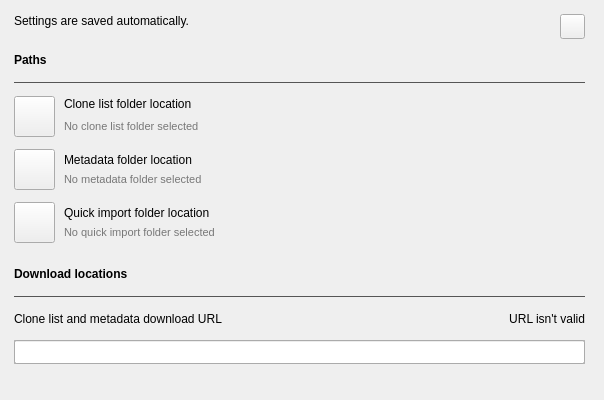
Before: the Qt Designer form qt_source/retool-settings.ui in unexpectedpanda/retool, drawn with Qt 5.
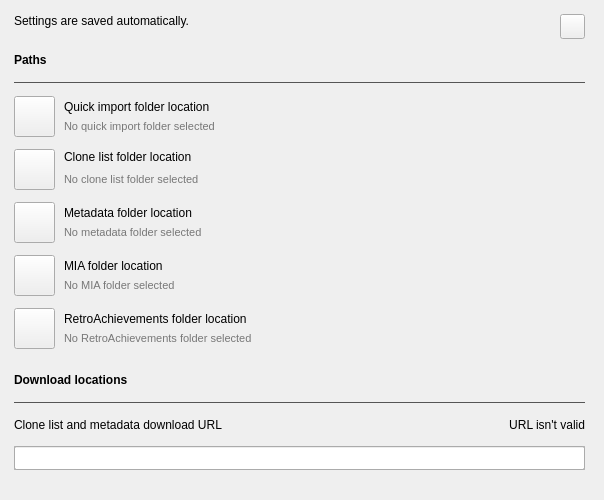
After: the same form once the commit is applied. Icons and pictures are not drawn. Custom widgets are drawn as their Qt base class.

What changed in the file:
```diff
--- a/qt_source/retool-settings.ui
+++ b/qt_source/retool-settings.ui
@@ -7,7 +7,7 @@
     <x>0</x>
     <y>0</y>
     <width>604</width>
-    <height>400</height>
+    <height>500</height>
    </rect>
   </property>
   <property name="sizePolicy">
@@ -19,13 +19,13 @@
   <property name="minimumSize">
    <size>
     <width>604</width>
-    <height>400</height>
+    <height>500</height>
    </size>
   </property>
   <property name="maximumSize">
    <size>
     <width>604</width>
-    <height>400</height>
+    <height>500</height>
    </size>
   </property>
   <property name="windowTitle">
@@ -43,12 +43,12 @@
      <x>-1</x>
      <y>-1</y>
      <width>601</width>
-     <height>471</height>
+     <height>486</height>
     </rect>
    </property>
    <layout class="QGridLayout" name="gridLayout">
     <property name="sizeConstraint">
-     <enum>QLayout::SetMinAndMaxSize</enum>
+     <enum>QLayout::SizeConstraint::SetMinAndMaxSize</enum>
     </property>
     <property name="leftMargin">
      <number>15</number>
@@ -65,177 +65,200 @@
     <property name="verticalSpacing">
      <number>12</number>
     </property>
-    <item row="8" column="0">
-     <widget class="Line" name="lineDownloadLocations">
-      <property name="palette">
-       <palette>
-        <active>
-         <colorrole role="WindowText">
-          <brush brushstyle="SolidPattern">
-           <color alpha="255">
-            <red>85</red>
-            <green>85</green>
-            <blue>85</blue>
-           </color>
-          </brush>
-         </colorrole>
-        </active>
-        <inactive>
-         <colorrole role="WindowText">
-          <brush brushstyle="SolidPattern">
-           <color alpha="255">
-            <red>85</red>
-            <green>85</green>
-            <blue>85</blue>
-           </color>
-          </brush>
-         </colorrole>
-        </inactive>
-        <disabled>
-         <colorrole role="WindowText">
-          <brush brushstyle="SolidPattern">
-           <color alpha="255">
-            <red>120</red>
-            <green>120</green>
-            <blue>120</blue>
-           </color>
-          </brush>
-         </colorrole>
-        </disabled>
-       </palette>
-      </property>
-      <property name="locale">
-       <locale language="English" country="UnitedStates"/>
-      </property>
-      <property name="frameShadow">
-       <enum>QFrame::Plain</enum>
-      </property>
-      <property name="orientation">
-       <enum>Qt::Horizontal</enum>
-      </property>
-     </widget>
-    </item>
-    <item row="0" column="0">
-     <widget class="QFrame" name="frameResetButton">
+    <item row="5" column="0">
+     <widget class="QFrame" name="frameMetadataLocation">
       <property name="minimumSize">
        <size>
         <width>0</width>
-        <height>25</height>
+        <height>41</height>
        </size>
       </property>
       <property name="maximumSize">
        <size>
         <width>16777215</width>
-        <height>25</height>
+        <height>41</height>
        </size>
       </property>
       <property name="locale">
        <locale language="English" country="UnitedStates"/>
       </property>
       <property name="frameShape">
-       <enum>QFrame::NoFrame</enum>
+       <enum>QFrame::Shape::NoFrame</enum>
       </property>
       <property name="frameShadow">
-       <enum>QFrame::Plain</enum>
+       <enum>QFrame::Shadow::Plain</enum>
       </property>
-      <widget class="QPushButton" name="pushButtonReset">
+      <property name="lineWidth">
+       <number>0</number>
+      </property>
+      <widget class="QPushButton" name="buttonChooseMetadataLocation">
        <property name="geometry">
         <rect>
-         <x>546</x>
+         <x>0</x>
          <y>0</y>
-         <width>25</width>
-         <height>25</height>
+         <width>41</width>
+         <height>41</height>
         </rect>
        </property>
-       <property name="sizePolicy">
-        <sizepolicy hsizetype="Fixed" vsizetype="Preferred">
-         <horstretch>0</horstretch>
-         <verstretch>0</verstretch>
-        </sizepolicy>
-       </property>
-       <property name="minimumSize">
-        <size>
-         <width>25</width>
-         <height>25</height>
-        </size>
-       </property>
-       <property name="maximumSize">
-        <size>
-         <width>25</width>
-         <height>25</height>
-        </size>
+       <property name="font">
+        <font>
+         <family>Segoe UI</family>
+         <pointsize>10</pointsize>
+        </font>
        </property>
        <property name="toolTip">
-        <string>Reset all settings to default</string>
-       </property>
-       <property name="layoutDirection">
-        <enum>Qt::LeftToRight</enum>
+        <string>Choose where the metadata folder is located</string>
        </property>
        <property name="text">
         <string/>
        </property>
        <property name="icon">
         <iconset resource="resources.qrc">
-         <normaloff>:/retoolFiles/images/icons8-restart-80.png</normaloff>:/retoolFiles/images/icons8-restart-80.png</iconset>
+         <normaloff>:/retoolFiles/images/icons8-live-folder-80.png</normaloff>:/retoolFiles/images/icons8-live-folder-80.png</iconset>
+       </property>
+       <property name="iconSize">
+        <size>
+         <width>32</width>
+         <height>32</height>
+        </size>
        </property>
        <property name="autoDefault">
         <bool>false</bool>
        </property>
       </widget>
-      <widget class="QLabel" name="labelSettingsSaved">
+      <widget class="QLabel" name="labelSelectMetadataLocation">
        <property name="geometry">
         <rect>
-         <x>0</x>
+         <x>50</x>
          <y>0</y>
-         <width>381</width>
-         <height>18</height>
+         <width>531</width>
+         <height>22</height>
         </rect>
        </property>
-       <property name="minimumSize">
-        <size>
-         <width>0</width>
-         <height>18</height>
-        </size>
-       </property>
-       <property name="maximumSize">
-        <size>
-         <width>16777215</width>
-         <height>18</height>
-        </size>
-       </property>
        <property name="font">
         <font>
          <family>Segoe UI</family>
+         <bold>false</bold>
         </font>
        </property>
+       <property name="locale">
+        <locale language="English" country="UnitedStates"/>
+       </property>
        <property name="text">
-        <string>&lt;html&gt;&lt;head/&gt;&lt;body&gt;&lt;p&gt;Settings are saved automatically.&lt;/p&gt;&lt;/body&gt;&lt;/html&gt;</string>
+        <string>Metadata folder location</string>
        </property>
-       <property name="scaledContents">
-        <bool>false</bool>
+      </widget>
+      <widget class="ElisionLabel" name="labelMetadataLocation">
+       <property name="geometry">
+        <rect>
+         <x>50</x>
+         <y>20</y>
+         <width>531</width>
+         <height>20</height>
+        </rect>
        </property>
-       <property name="alignment">
-        <set>Qt::AlignLeading|Qt::AlignLeft|Qt::AlignTop</set>
+       <property name="palette">
+        <palette>
+         <active>
+          <colorrole role="WindowText">
+           <brush brushstyle="SolidPattern">
+            <color alpha="255">
+             <red>119</red>
+             <green>119</green>
+             <blue>119</blue>
+            </color>
+           </brush>
+          </colorrole>
+          <colorrole role="Text">
+           <brush brushstyle="SolidPattern">
+            <color alpha="255">
+             <red>0</red>
+             <green>0</green>
+             <blue>0</blue>
+            </color>
+           </brush>
+          </colorrole>
+         </active>
+         <inactive>
+          <colorrole role="WindowText">
+           <brush brushstyle="SolidPattern">
+            <color alpha="255">
+             <red>119</red>
+             <green>119</green>
+             <blue>119</blue>
+            </color>
+           </brush>
+          </colorrole>
+          <colorrole role="Text">
+           <brush brushstyle="SolidPattern">
+            <color alpha="255">
+             <red>0</red>
+             <green>0</green>
+             <blue>0</blue>
+            </color>
+           </brush>
+          </colorrole>
+         </inactive>
+         <disabled>
+          <colorrole role="WindowText">
+           <brush brushstyle="SolidPattern">
+            <color alpha="255">
+             <red>120</red>
+             <green>120</green>
+             <blue>120</blue>
+            </color>
+           </brush>
+          </colorrole>
+          <colorrole role="Text">
+           <brush brushstyle="SolidPattern">
+            <color alpha="255">
+             <red>120</red>
+             <green>120</green>
+             <blue>120</blue>
+            </color>
+           </brush>
+          </colorrole>
+         </disabled>
+        </palette>
        </property>
-       <property name="wordWrap">
-        <bool>true</bool>
+       <property name="font">
+        <font>
+         <family>Segoe UI</family>
+         <pointsize>8</pointsize>
+        </font>
        </property>
-       <property name="openExternalLinks">
-        <bool>true</bool>
+       <property name="locale">
+        <locale language="English" country="UnitedStates"/>
        </property>
-       <property name="textInteractionFlags">
-        <set>Qt::LinksAccessibleByKeyboard|Qt::LinksAccessibleByMouse</set>
+       <property name="text">
+        <string>No metadata folder selected</string>
        </property>
       </widget>
      </widget>
     </item>
     <item row="10" column="0">
+     <spacer name="verticalSpacer">
+      <property name="orientation">
+       <enum>Qt::Orientation::Vertical</enum>
+      </property>
+      <property name="sizeType">
+       <enum>QSizePolicy::Policy::Fixed</enum>
+      </property>
+      <property name="sizeHint" stdset="0">
+       <size>
+        <width>20</width>
+        <height>10</height>
+       </size>
+      </property>
+     </spacer>
+    </item>
+    <item row="14" column="0">
      <layout class="QHBoxLayout" name="horizontalLayout">
       <property name="spacing">
        <number>0</number>
       </property>
       <property name="sizeConstraint">
-       <enum>QLayout::SetDefaultConstraint</enum>
+       <enum>QLayout::SizeConstraint::SetDefaultConstraint</enum>
       </property>
       <item>
        <widget class="QLabel" name="labelCloneListMetadataDownloadURL">
@@ -323,79 +346,265 @@
          <string>URL isn't valid</string>
         </property>
         <property name="alignment">
-         <set>Qt::AlignRight|Qt::AlignTrailing|Qt::AlignVCenter</set>
+         <set>Qt::AlignmentFlag::AlignRight|Qt::AlignmentFlag::AlignTrailing|Qt::AlignmentFlag::AlignVCenter</set>
         </property>
        </widget>
       </item>
      </layout>
     </item>
-    <item row="2" column="0">
-     <widget class="Line" name="linePaths">
-      <property name="palette">
-       <palette>
-        <active>
-         <colorrole role="WindowText">
-          <brush brushstyle="SolidPattern">
-           <color alpha="255">
-            <red>85</red>
-            <green>85</green>
-            <blue>85</blue>
-           </color>
-          </brush>
-         </colorrole>
-        </active>
-        <inactive>
-         <colorrole role="WindowText">
-          <brush brushstyle="SolidPattern">
-           <color alpha="255">
-            <red>85</red>
-            <green>85</green>
-            <blue>85</blue>
-           </color>
-          </brush>
-         </colorrole>
-        </inactive>
-        <disabled>
-         <colorrole role="WindowText">
-          <brush brushstyle="SolidPattern">
-           <color alpha="255">
-            <red>120</red>
-            <green>120</green>
-            <blue>120</blue>
-           </color>
-          </brush>
-         </colorrole>
-        </disabled>
-       </palette>
-      </property>
-      <property name="locale">
-       <locale language="English" country="UnitedStates"/>
-      </property>
-      <property name="frameShadow">
-       <enum>QFrame::Plain</enum>
-      </property>
-      <property name="orientation">
-       <enum>Qt::Horizontal</enum>
-      </property>
-     </widget>
-    </item>
-    <item row="6" column="0">
-     <spacer name="verticalSpacer">
-      <property name="orientation">
-       <enum>Qt::Vertical</enum>
-      </property>
-      <property name="sizeType">
-       <enum>QSizePolicy::Fixed</enum>
-      </property>
-      <property name="sizeHint" stdset="0">
-       <size>
-        <width>20</width>
-        <height>10</height>
-       </size>
-      </property>
-     </spacer>
-    </item>
     <item row="7" column="0">
+     <widget class="QFrame" name="frameRALocation">
+      <property name="minimumSize">
+       <size>
+        <width>0</width>
+        <height>41</height>
+       </size>
+      </property>
+      <property name="maximumSize">
+       <size>
+        <width>16777215</width>
+        <height>41</height>
+       </size>
+      </property>
+      <property name="locale">
+       <locale language="English" country="UnitedStates"/>
+      </property>
+      <property name="frameShape">
+       <enum>QFrame::Shape::NoFrame</enum>
+      </property>
+      <property name="frameShadow">
+       <enum>QFrame::Shadow::Plain</enum>
+      </property>
+      <property name="lineWidth">
+       <number>0</number>
+      </property>
+      <widget class="QPushButton" name="buttonChooseRALocation">
+       <property name="geometry">
+        <rect>
+         <x>0</x>
+         <y>0</y>
+         <width>41</width>
+         <height>41</height>
+        </rect>
+       </property>
+       <property name="font">
+        <font>
+         <family>Segoe UI</family>
+         <pointsize>10</pointsize>
+        </font>
+       </property>
+       <property name="toolTip">
+        <string>Choose where the MIA folder is located</string>
+       </property>
+       <property name="text">
+        <string/>
+       </property>
+       <property name="icon">
+        <iconset resource="resources.qrc">
+         <normaloff>:/retoolFiles/images/icons8-live-folder-80.png</normaloff>:/retoolFiles/images/icons8-live-folder-80.png</iconset>
+       </property>
+       <property name="iconSize">
+        <size>
+         <width>32</width>
+         <height>32</height>
+        </size>
+       </property>
+       <property name="autoDefault">
+        <bool>false</bool>
+       </property>
+      </widget>
+      <widget class="QLabel" name="labelSelectRALocation">
+       <property name="geometry">
+        <rect>
+         <x>50</x>
+         <y>0</y>
+         <width>531</width>
+         <height>22</height>
+        </rect>
+       </property>
+       <property name="font">
+        <font>
+         <family>Segoe UI</family>
+         <bold>false</bold>
+        </font>
+       </property>
+       <property name="locale">
+        <locale language="English" country="UnitedStates"/>
+       </property>
+       <property name="text">
+        <string>RetroAchievements folder location</string>
+       </property>
+      </widget>
+      <widget class="ElisionLabel" name="labelRALocation">
+       <property name="geometry">
+        <rect>
+         <x>50</x>
+         <y>20</y>
+         <width>531</width>
+         <height>20</height>
+        </rect>
+       </property>
+       <property name="palette">
+        <palette>
+         <active>
+          <colorrole role="WindowText">
+           <brush brushstyle="SolidPattern">
+            <color alpha="255">
+             <red>119</red>
+             <green>119</green>
+             <blue>119</blue>
+            </color>
+           </brush>
+          </colorrole>
+          <colorrole role="Text">
+           <brush brushstyle="SolidPattern">
+            <color alpha="255">
+             <red>0</red>
+             <green>0</green>
+             <blue>0</blue>
+            </color>
+           </brush>
+          </colorrole>
+         </active>
+         <inactive>
+          <colorrole role="WindowText">
+           <brush brushstyle="SolidPattern">
+            <color alpha="255">
+             <red>119</red>
+             <green>119</green>
+             <blue>119</blue>
+            </color>
+           </brush>
+          </colorrole>
+          <colorrole role="Text">
+           <brush brushstyle="SolidPattern">
+            <color alpha="255">
+             <red>0</red>
+             <green>0</green>
+             <blue>0</blue>
+            </color>
+           </brush>
+          </colorrole>
+         </inactive>
+         <disabled>
+          <colorrole role="WindowText">
+           <brush brushstyle="SolidPattern">
+            <color alpha="255">
+             <red>120</red>
+             <green>120</green>
+             <blue>120</blue>
+            </color>
+           </brush>
+          </colorrole>
+          <colorrole role="Text">
+           <brush brushstyle="SolidPattern">
+            <color alpha="255">
+             <red>120</red>
+             <green>120</green>
+             <blue>120</blue>
+            </color>
+           </brush>
+          </colorrole>
+         </disabled>
+        </palette>
+       </property>
+       <property name="font">
+        <font>
+         <family>Segoe UI</family>
+         <pointsize>8</pointsize>
+        </font>
+       </property>
+       <property name="locale">
+        <locale language="English" country="UnitedStates"/>
+       </property>
+       <property name="text">
+        <string>No RetroAchievements folder selected</string>
+       </property>
+      </widget>
+     </widget>
+    </item>
+    <item row="12" column="0">
+     <widget class="Line" name="lineDownloadLocations">
+      <property name="palette">
+       <palette>
+        <active>
+         <colorrole role="WindowText">
+          <brush brushstyle="SolidPattern">
+           <color alpha="255">
+            <red>85</red>
+            <green>85</green>
+            <blue>85</blue>
+           </color>
+          </brush>
+         </colorrole>
+        </active>
+        <inactive>
+         <colorrole role="WindowText">
+          <brush brushstyle="SolidPattern">
+           <color alpha="255">
+            <red>85</red>
+            <green>85</green>
+            <blue>85</blue>
+           </color>
+          </brush>
+         </colorrole>
+        </inactive>
+        <disabled>
+         <colorrole role="WindowText">
+          <brush brushstyle="SolidPattern">
+           <color alpha="255">
+            <red>120</red>
+            <green>120</green>
+            <blue>120</blue>
+           </color>
+          </brush>
+         </colorrole>
+        </disabled>
+       </palette>
+      </property>
+      <property name="locale">
+       <locale language="English" country="UnitedStates"/>
+      </property>
+      <property name="frameShadow">
+       <enum>QFrame::Shadow::Plain</enum>
+      </property>
+      <property name="orientation">
+       <enum>Qt::Orientation::Horizontal</enum>
+      </property>
+     </widget>
+    </item>
+    <item row="1" column="0">
+     <widget class="QLabel" name="labelPaths">
+      <property name="minimumSize">
+       <size>
+        <width>0</width>
+        <height>18</height>
+       </size>
+      </property>
+      <property name="maximumSize">
+       <size>
+        <width>16777215</width>
+        <height>18</height>
+       </size>
+      </property>
+      <property name="font">
+       <font>
+        <family>Segoe UI</family>
+        <bold>true</bold>
+       </font>
+      </property>
+      <property name="locale">
+       <locale language="English" country="UnitedStates"/>
+      </property>
+      <property name="text">
+       <string>Paths</string>
+      </property>
+      <property name="textInteractionFlags">
+       <set>Qt::TextInteractionFlag::NoTextInteraction</set>
+      </property>
+     </widget>
+    </item>
+    <item row="11" column="0">
      <widget class="QLabel" name="labelDownloadLocations">
       <property name="minimumSize">
        <size>
@@ -422,182 +631,11 @@
        <string>Download locations</string>
       </property>
       <property name="textInteractionFlags">
-       <set>Qt::NoTextInteraction</set>
+       <set>Qt::TextInteractionFlag::NoTextInteraction</set>
       </property>
      </widget>
     </item>
-    <item row="5" column="0">
-     <widget class="QFrame" name="frameQuickImportLocation">
-      <property name="minimumSize">
-       <size>
-        <width>0</width>
-        <height>41</height>
-       </size>
-      </property>
-      <property name="maximumSize">
-       <size>
-        <width>16777215</width>
-        <height>41</height>
-       </size>
-      </property>
-      <property name="locale">
-       <locale language="English" country="UnitedStates"/>
-      </property>
-      <property name="frameShape">
-       <enum>QFrame::NoFrame</enum>
-      </property>
-      <property name="frameShadow">
-       <enum>QFrame::Plain</enum>
-      </property>
-      <property name="lineWidth">
-       <number>0</number>
-      </property>
-      <widget class="QPushButton" name="buttonChooseQuickImportLocation">
-       <property name="geometry">
-        <rect>
-         <x>0</x>
-         <y>0</y>
-         <width>41</width>
-         <height>41</height>
-        </rect>
-       </property>
-       <property name="font">
-        <font>
-         <family>Segoe UI</family>
-         <pointsize>10</pointsize>
-        </font>
-       </property>
-       <property name="toolTip">
-        <string>Choose where to recursively import DAT files from when the quick import button is pressed</string>
-       </property>
-       <property name="text">
-        <string/>
-       </property>
-       <property name="icon">
-        <iconset resource="resources.qrc">
-         <normaloff>:/retoolFiles/images/icons8-live-folder-80.png</normaloff>:/retoolFiles/images/icons8-live-folder-80.png</iconset>
-       </property>
-       <property name="iconSize">
-        <size>
-         <width>32</width>
-         <height>32</height>
-        </size>
-       </property>
-       <property name="autoDefault">
-        <bool>false</bool>
-       </property>
-      </widget>
-      <widget class="QLabel" name="labelSelectQuickImportLocation">
-       <property name="geometry">
-        <rect>
-         <x>50</x>
-         <y>0</y>
-         <width>531</width>
-         <height>22</height>
-        </rect>
-       </property>
-       <property name="font">
-        <font>
-         <family>Segoe UI</family>
-         <bold>false</bold>
-        </font>
-       </property>
-       <property name="locale">
-        <locale language="English" country="UnitedStates"/>
-       </property>
-       <property name="text">
-        <string>Quick import folder location</string>
-       </property>
-      </widget>
-      <widget class="ElisionLabel" name="labelQuickImportLocation">
-       <property name="geometry">
-        <rect>
-         <x>50</x>
-         <y>20</y>
-         <width>531</width>
-         <height>20</height>
-        </rect>
-       </property>
-       <property name="palette">
-        <palette>
-         <active>
-          <colorrole role="WindowText">
-           <brush brushstyle="SolidPattern">
-            <color alpha="255">
-             <red>119</red>
-             <green>119</green>
-             <blue>119</blue>
-            </color>
-           </brush>
-          </colorrole>
-          <colorrole role="Text">
-           <brush brushstyle="SolidPattern">
-            <color alpha="255">
-             <red>0</red>
-             <green>0</green>
-             <blue>0</blue>
-            </color>
-           </brush>
-          </colorrole>
-         </active>
-         <inactive>
-          <colorrole role="WindowText">
-           <brush brushstyle="SolidPattern">
-            <color alpha="255">
-             <red>119</red>
-             <green>119</green>
-             <blue>119</blue>
-            </color>
-           </brush>
-          </colorrole>
-          <colorrole role="Text">
-           <brush brushstyle="SolidPattern">
-            <color alpha="255">
-             <red>0</red>
-             <green>0</green>
-             <blue>0</blue>
-            </color>
-           </brush>
-          </colorrole>
-         </inactive>
-         <disabled>
-          <colorrole role="WindowText">
-           <brush brushstyle="SolidPattern">
-            <color alpha="255">
-             <red>120</red>
-             <green>120</green>
-             <blue>120</blue>
-            </color>
-           </brush>
-          </colorrole>
-          <colorrole role="Text">
-           <brush brushstyle="SolidPattern">
-            <color alpha="255">
-             <red>120</red>
-             <green>120</green>
-             <blue>120</blue>
-            </color>
-           </brush>
-          </colorrole>
-         </disabled>
-        </palette>
-       </property>
-       <property name="font">
-        <font>
-         <family>Segoe UI</family>
-         <pointsize>8</pointsize>
-        </font>
-       </property>
-       <property name="locale">
-        <locale language="English" country="UnitedStates"/>
-       </property>
-       <property name="text">
-        <string>No quick import folder selected</string>
-       </property>
-      </widget>
-     </widget>
-    </item>
-    <item row="3" column="0">
+    <item row="4" column="0">
      <widget class="QFrame" name="frameCloneListsLocation">
       <property name="minimumSize">
        <size>
@@ -615,10 +653,10 @@
        <locale language="English" country="UnitedStates"/>
       </property>
       <property name="frameShape">
-       <enum>QFrame::NoFrame</enum>
+       <enum>QFrame::Shape::NoFrame</enum>
       </property>
       <property name="frameShadow">
-       <enum>QFrame::Plain</enum>
+       <enum>QFrame::Shadow::Plain</enum>
       </property>
       <property name="lineWidth">
        <number>0</number>
@@ -762,7 +800,342 @@
       </widget>
      </widget>
     </item>
-    <item row="12" column="0">
+    <item row="6" column="0">
+     <widget class="QFrame" name="frameMIALocation">
+      <property name="minimumSize">
+       <size>
+        <width>0</width>
+        <height>41</height>
+       </size>
+      </property>
+      <property name="maximumSize">
+       <size>
+        <width>16777215</width>
+        <height>41</height>
+       </size>
+      </property>
+      <property name="locale">
+       <locale language="English" country="UnitedStates"/>
+      </property>
+      <property name="frameShape">
+       <enum>QFrame::Shape::NoFrame</enum>
+      </property>
+      <property name="frameShadow">
+       <enum>QFrame::Shadow::Plain</enum>
+      </property>
+      <property name="lineWidth">
+       <number>0</number>
+      </property>
+      <widget class="QPushButton" name="buttonChooseMIALocation">
+       <property name="geometry">
+        <rect>
+         <x>0</x>
+         <y>0</y>
+         <width>41</width>
+         <height>41</height>
+        </rect>
+       </property>
+       <property name="font">
+        <font>
+         <family>Segoe UI</family>
+         <pointsize>10</pointsize>
+        </font>
+       </property>
+       <property name="toolTip">
+        <string>Choose where the MIA folder is located</string>
+       </property>
+       <property name="text">
+        <string/>
+       </property>
+       <property name="icon">
+        <iconset resource="resources.qrc">
+         <normaloff>:/retoolFiles/images/icons8-live-folder-80.png</normaloff>:/retoolFiles/images/icons8-live-folder-80.png</iconset>
+       </property>
+       <property name="iconSize">
+        <size>
+         <width>32</width>
+         <height>32</height>
+        </size>
+       </property>
+       <property name="autoDefault">
+        <bool>false</bool>
+       </property>
+      </widget>
+      <widget class="QLabel" name="labelSelectMIALocation">
+       <property name="geometry">
+        <rect>
+         <x>50</x>
+         <y>0</y>
+         <width>531</width>
+         <height>22</height>
+        </rect>
+       </property>
+       <property name="font">
+        <font>
+         <family>Segoe UI</family>
+         <bold>false</bold>
+        </font>
+       </property>
+       <property name="locale">
+        <locale language="English" country="UnitedStates"/>
+       </property>
+       <property name="text">
+        <string>MIA folder location</string>
+       </property>
+      </widget>
+      <widget class="ElisionLabel" name="labelMIALocation">
+       <property name="geometry">
+        <rect>
+         <x>50</x>
+         <y>20</y>
+         <width>531</width>
+         <height>20</height>
+        </rect>
+       </property>
+       <property name="palette">
+        <palette>
+         <active>
+          <colorrole role="WindowText">
+           <brush brushstyle="SolidPattern">
+            <color alpha="255">
+             <red>119</red>
+             <green>119</green>
+             <blue>119</blue>
+            </color>
+           </brush>
+          </colorrole>
+          <colorrole role="Text">
+           <brush brushstyle="SolidPattern">
+            <color alpha="255">
+             <red>0</red>
+             <green>0</green>
+             <blue>0</blue>
+            </color>
+           </brush>
+          </colorrole>
+         </active>
+         <inactive>
+          <colorrole role="WindowText">
+           <brush brushstyle="SolidPattern">
+            <color alpha="255">
+             <red>119</red>
+             <green>119</green>
+             <blue>119</blue>
+            </color>
+           </brush>
+          </colorrole>
+          <colorrole role="Text">
+           <brush brushstyle="SolidPattern">
+            <color alpha="255">
+             <red>0</red>
+             <green>0</green>
+             <blue>0</blue>
+            </color>
+           </brush>
+          </colorrole>
+         </inactive>
+         <disabled>
+          <colorrole role="WindowText">
+           <brush brushstyle="SolidPattern">
+            <color alpha="255">
+             <red>120</red>
+             <green>120</green>
+             <blue>120</blue>
+            </color>
+           </brush>
+          </colorrole>
+          <colorrole role="Text">
+           <brush brushstyle="SolidPattern">
+            <color alpha="255">
+             <red>120</red>
+             <green>120</green>
+             <blue>120</blue>
+            </color>
+           </brush>
+          </colorrole>
+         </disabled>
+        </palette>
+       </property>
+       <property name="font">
+        <font>
+         <family>Segoe UI</family>
+         <pointsize>8</pointsize>
+        </font>
+       </property>
+       <property name="locale">
+        <locale language="English" country="UnitedStates"/>
+       </property>
+       <property name="text">
+        <string>No MIA folder selected</string>
+       </property>
+      </widget>
+     </widget>
+    </item>
+    <item row="2" column="0">
+     <widget class="Line" name="linePaths">
+      <property name="palette">
+       <palette>
+        <active>
+         <colorrole role="WindowText">
+          <brush brushstyle="SolidPattern">
+           <color alpha="255">
+            <red>85</red>
+            <green>85</green>
+            <blue>85</blue>
+           </color>
+          </brush>
+         </colorrole>
+        </active>
+        <inactive>
+         <colorrole role="WindowText">
+          <brush brushstyle="SolidPattern">
+           <color alpha="255">
+            <red>85</red>
+            <green>85</green>
+            <blue>85</blue>
+           </color>
+          </brush>
+         </colorrole>
+        </inactive>
+        <disabled>
+         <colorrole role="WindowText">
+          <brush brushstyle="SolidPattern">
+           <color alpha="255">
+            <red>120</red>
+            <green>120</green>
+            <blue>120</blue>
+           </color>
+          </brush>
+         </colorrole>
+        </disabled>
+       </palette>
+      </property>
+      <property name="locale">
+       <locale language="English" country="UnitedStates"/>
+      </property>
+      <property name="frameShadow">
+       <enum>QFrame::Shadow::Plain</enum>
+      </property>
+      <property name="orientation">
+       <enum>Qt::Orientation::Horizontal</enum>
+      </property>
+     </widget>
+    </item>
+    <item row="0" column="0">
+     <widget class="QFrame" name="frameResetButton">
+      <property name="minimumSize">
+       <size>
+        <width>0</width>
+        <height>25</height>
+       </size>
+      </property>
+      <property name="maximumSize">
+       <size>
+        <width>16777215</width>
+        <height>25</height>
+       </size>
+      </property>
+      <property name="locale">
+       <locale language="English" country="UnitedStates"/>
+      </property>
+      <property name="frameShape">
+       <enum>QFrame::Shape::NoFrame</enum>
+      </property>
+      <property name="frameShadow">
+       <enum>QFrame::Shadow::Plain</enum>
+      </property>
+      <widget class="QPushButton" name="pushButtonReset">
+       <property name="geometry">
+        <rect>
+         <x>546</x>
+         <y>0</y>
+         <width>25</width>
+         <height>25</height>
+        </rect>
+       </property>
+       <property name="sizePolicy">
+        <sizepolicy hsizetype="Fixed" vsizetype="Preferred">
+         <horstretch>0</horstretch>
+         <verstretch>0</verstretch>
+        </sizepolicy>
+       </property>
+       <property name="minimumSize">
+        <size>
+         <width>25</width>
+         <height>25</height>
+        </size>
+       </property>
+       <property name="maximumSize">
+        <size>
+         <width>25</width>
+         <height>25</height>
+        </size>
+       </property>
+       <property name="toolTip">
+        <string>Reset all settings to default</string>
+       </property>
+       <property name="layoutDirection">
+        <enum>Qt::LayoutDirection::LeftToRight</enum>
+       </property>
+       <property name="text">
+        <string/>
+       </property>
+       <property name="icon">
+        <iconset resource="resources.qrc">
+         <normaloff>:/retoolFiles/images/icons8-restart-80.png</normaloff>:/retoolFiles/images/icons8-restart-80.png</iconset>
+       </property>
+       <property name="autoDefault">
+        <bool>false</bool>
+       </property>
+      </widget>
+      <widget class="QLabel" name="labelSettingsSaved">
+       <property name="geometry">
+        <rect>
+         <x>0</x>
+         <y>0</y>
+         <width>381</width>
+         <height>18</height>
+        </rect>
+       </property>
+       <property name="minimumSize">
+        <size>
+         <width>0</width>
+         <height>18</height>
+        </size>
+       </property>
+       <property name="maximumSize">
+        <size>
+         <width>16777215</width>
+         <height>18</height>
+        </size>
+       </property>
+       <property name="font">
+        <font>
+         <family>Segoe UI</family>
+        </font>
+       </property>
+       <property name="text">
+        <string>&lt;html&gt;&lt;head/&gt;&lt;body&gt;&lt;p&gt;Settings are saved automatically.&lt;/p&gt;&lt;/body&gt;&lt;/html&gt;</string>
+       </property>
+       <property name="scaledContents">
+        <bool>false</bool>
+       </property>
+       <property name="alignment">
+        <set>Qt::AlignmentFlag::AlignLeading|Qt::AlignmentFlag::AlignLeft|Qt::AlignmentFlag::AlignTop</set>
+       </property>
+       <property name="wordWrap">
+        <bool>true</bool>
+       </property>
+       <property name="openExternalLinks">
+        <bool>true</bool>
+       </property>
+       <property name="textInteractionFlags">
+        <set>Qt::TextInteractionFlag::LinksAccessibleByKeyboard|Qt::TextInteractionFlag::LinksAccessibleByMouse</set>
+       </property>
+      </widget>
+     </widget>
+    </item>
+    <item row="16" column="0">
      <widget class="QFrame" name="frameCloneListMetadataDownloadLocation">
       <property name="minimumSize">
        <size>
@@ -780,10 +1153,10 @@
        <locale language="English" country="UnitedStates"/>
       </property>
       <property name="frameShape">
-       <enum>QFrame::StyledPanel</enum>
+       <enum>QFrame::Shape::StyledPanel</enum>
       </property>
       <property name="frameShadow">
-       <enum>QFrame::Raised</enum>
+       <enum>QFrame::Shadow::Raised</enum>
       </property>
       <widget class="CustomLineEdit" name="lineEditCloneListDownloadLocation">
        <property name="geometry">
@@ -809,39 +1182,8 @@
       </widget>
      </widget>
     </item>
-    <item row="1" column="0">
-     <widget class="QLabel" name="labelPaths">
-      <property name="minimumSize">
-       <size>
-        <width>0</width>
-        <height>18</height>
-       </size>
-      </property>
-      <property name="maximumSize">
-       <size>
-        <width>16777215</width>
-        <height>18</height>
-       </size>
-      </property>
-      <property name="font">
-       <font>
-        <family>Segoe UI</family>
-        <bold>true</bold>
-       </font>
-      </property>
-      <property name="locale">
-       <locale language="English" country="UnitedStates"/>
-      </property>
-      <property name="text">
-       <string>Paths</string>
-      </property>
-      <property name="textInteractionFlags">
-       <set>Qt::NoTextInteraction</set>
-      </property>
-     </widget>
-    </item>
-    <item row="4" column="0">
-     <widget class="QFrame" name="frameMetadataLocation">
+    <item row="3" column="0">
+     <widget class="QFrame" name="frameQuickImportLocation">
       <property name="minimumSize">
        <size>
         <width>0</width>
@@ -858,15 +1200,15 @@
        <locale language="English" country="UnitedStates"/>
       </property>
       <property name="frameShape">
-       <enum>QFrame::NoFrame</enum>
+       <enum>QFrame::Shape::NoFrame</enum>
       </property>
       <property name="frameShadow">
-       <enum>QFrame::Plain</enum>
+       <enum>QFrame::Shadow::Plain</enum>
       </property>
       <property name="lineWidth">
        <number>0</number>
       </property>
-      <widget class="QPushButton" name="buttonChooseMetadataLocation">
+      <widget class="QPushButton" name="buttonChooseQuickImportLocation">
        <property name="geometry">
         <rect>
          <x>0</x>
@@ -882,7 +1224,7 @@
         </font>
        </property>
        <property name="toolTip">
-        <string>Choose where the metadata folder is located</string>
+        <string>Choose where to recursively import DAT files from when the quick import button is pressed</string>
        </property>
        <property name="text">
         <string/>
@@ -901,7 +1243,7 @@
         <bool>false</bool>
        </property>
       </widget>
-      <widget class="QLabel" name="labelSelectMetadataLocation">
+      <widget class="QLabel" name="labelSelectQuickImportLocation">
        <property name="geometry">
         <rect>
          <x>50</x>
@@ -920,10 +1262,10 @@
         <locale language="English" country="UnitedStates"/>
        </property>
        <property name="text">
-        <string>Metadata folder location</string>
+        <string>Quick import folder location</string>
        </property>
       </widget>
-      <widget class="ElisionLabel" name="labelMetadataLocation">
+      <widget class="ElisionLabel" name="labelQuickImportLocation">
        <property name="geometry">
         <rect>
          <x>50</x>
@@ -1006,7 +1348,7 @@
         <locale language="English" country="UnitedStates"/>
        </property>
        <property name="text">
-        <string>No metadata folder selected</string>
+        <string>No quick import folder selected</string>
        </property>
       </widget>
      </widget>
```
